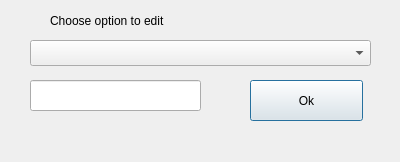
Old version of the form Gui-Vln-2016/editscientist.ui in the repository ivark16/Vln-2016.
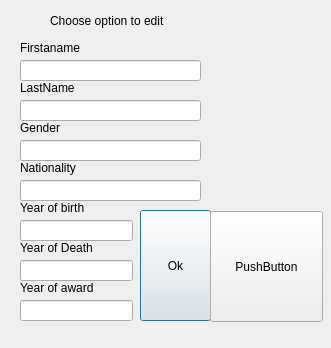
New version of the form.

```diff
--- a/Gui-Vln-2016/editscientist.ui
+++ b/Gui-Vln-2016/editscientist.ui
@@ -6,40 +6,30 @@
    <rect>
     <x>0</x>
     <y>0</y>
-    <width>400</width>
-    <height>162</height>
+    <width>331</width>
+    <height>348</height>
    </rect>
   </property>
   <property name="windowTitle">
    <string>Dialog</string>
   </property>
-  <widget class="QComboBox" name="comboBox">
+  <widget class="QLineEdit" name="lineEditFirstName">
    <property name="geometry">
     <rect>
-     <x>30</x>
-     <y>40</y>
-     <width>341</width>
-     <height>26</height>
-    </rect>
-   </property>
-  </widget>
-  <widget class="QLineEdit" name="lineEdit">
-   <property name="geometry">
-    <rect>
-     <x>30</x>
-     <y>80</y>
-     <width>171</width>
-     <height>31</height>
+     <x>20</x>
+     <y>60</y>
+     <width>181</width>
+     <height>21</height>
     </rect>
    </property>
   </widget>
   <widget class="QPushButton" name="pushButton">
    <property name="geometry">
     <rect>
-     <x>250</x>
-     <y>80</y>
-     <width>113</width>
-     <height>41</height>
+     <x>140</x>
+     <y>210</y>
+     <width>71</width>
+     <height>111</height>
     </rect>
    </property>
    <property name="text">
@@ -59,6 +49,170 @@
     <string>Choose option to edit</string>
    </property>
   </widget>
+  <widget class="QLineEdit" name="lineEditLastName">
+   <property name="geometry">
+    <rect>
+     <x>20</x>
+     <y>100</y>
+     <width>181</width>
+     <height>21</height>
+    </rect>
+   </property>
+  </widget>
+  <widget class="QLineEdit" name="lineEditGender">
+   <property name="geometry">
+    <rect>
+     <x>20</x>
+     <y>140</y>
+     <width>181</width>
+     <height>21</height>
+    </rect>
+   </property>
+  </widget>
+  <widget class="QLineEdit" name="lineEditNationality">
+   <property name="geometry">
+    <rect>
+     <x>20</x>
+     <y>180</y>
+     <width>181</width>
+     <height>21</height>
+    </rect>
+   </property>
+  </widget>
+  <widget class="QLineEdit" name="lineEditYOB">
+   <property name="geometry">
+    <rect>
+     <x>20</x>
+     <y>220</y>
+     <width>113</width>
+     <height>21</height>
+    </rect>
+   </property>
+  </widget>
+  <widget class="QLineEdit" name="lineEditYOD">
+   <property name="geometry">
+    <rect>
+     <x>20</x>
+     <y>260</y>
+     <width>113</width>
+     <height>21</height>
+    </rect>
+   </property>
+  </widget>
+  <widget class="QLabel" name="labelFirstName">
+   <property name="geometry">
+    <rect>
+     <x>20</x>
+     <y>40</y>
+     <width>81</width>
+     <height>16</height>
+    </rect>
+   </property>
+   <property name="text">
+    <string>Firstaname</string>
+   </property>
+  </widget>
+  <widget class="QLabel" name="labelLastName">
+   <property name="geometry">
+    <rect>
+     <x>20</x>
+     <y>80</y>
+     <width>60</width>
+     <height>16</height>
+    </rect>
+   </property>
+   <property name="text">
+    <string>LastName</string>
+   </property>
+  </widget>
+  <widget class="QLabel" name="labelGender">
+   <property name="geometry">
+    <rect>
+     <x>20</x>
+     <y>120</y>
+     <width>60</width>
+     <height>16</height>
+    </rect>
+   </property>
+   <property name="text">
+    <string>Gender</string>
+   </property>
+  </widget>
+  <widget class="QLabel" name="labelNationality">
+   <property name="geometry">
+    <rect>
+     <x>20</x>
+     <y>160</y>
+     <width>81</width>
+     <height>16</height>
+    </rect>
+   </property>
+   <property name="text">
+    <string>Nationality</string>
+   </property>
+  </widget>
+  <widget class="QLabel" name="LabelYOB">
+   <property name="geometry">
+    <rect>
+     <x>20</x>
+     <y>200</y>
+     <width>91</width>
+     <height>16</height>
+    </rect>
+   </property>
+   <property name="text">
+    <string>Year of birth</string>
+   </property>
+  </widget>
+  <widget class="QLabel" name="labelYOD">
+   <property name="geometry">
+    <rect>
+     <x>20</x>
+     <y>240</y>
+     <width>91</width>
+     <height>16</height>
+    </rect>
+   </property>
+   <property name="text">
+    <string>Year of Death</string>
+   </property>
+  </widget>
+  <widget class="QLabel" name="labelYOA">
+   <property name="geometry">
+    <rect>
+     <x>20</x>
+     <y>280</y>
+     <width>91</width>
+     <height>16</height>
+    </rect>
+   </property>
+   <property name="text">
+    <string>Year of award</string>
+   </property>
+  </widget>
+  <widget class="QLineEdit" name="lineEditYOA">
+   <property name="geometry">
+    <rect>
+     <x>20</x>
+     <y>300</y>
+     <width>113</width>
+     <height>21</height>
+    </rect>
+   </property>
+  </widget>
+  <widget class="QPushButton" name="pushButton_2">
+   <property name="geometry">
+    <rect>
+     <x>210</x>
+     <y>211</y>
+     <width>113</width>
+     <height>111</height>
+    </rect>
+   </property>
+   <property name="text">
+    <string>PushButton</string>
+   </property>
+  </widget>
  </widget>
  <resources/>
  <connections/>
```
